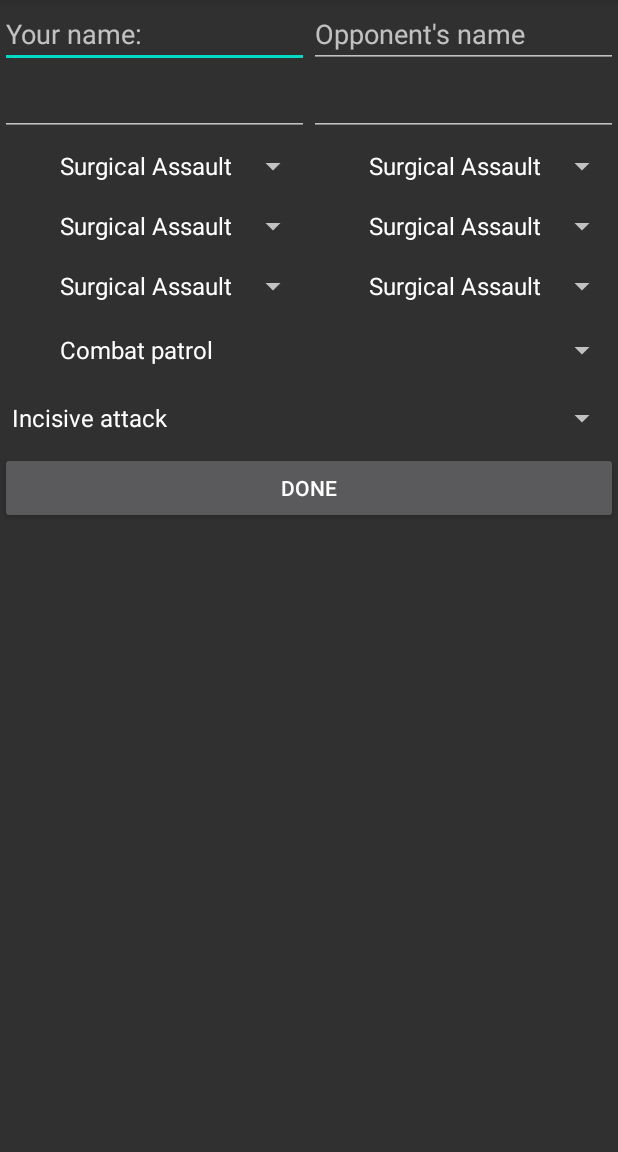
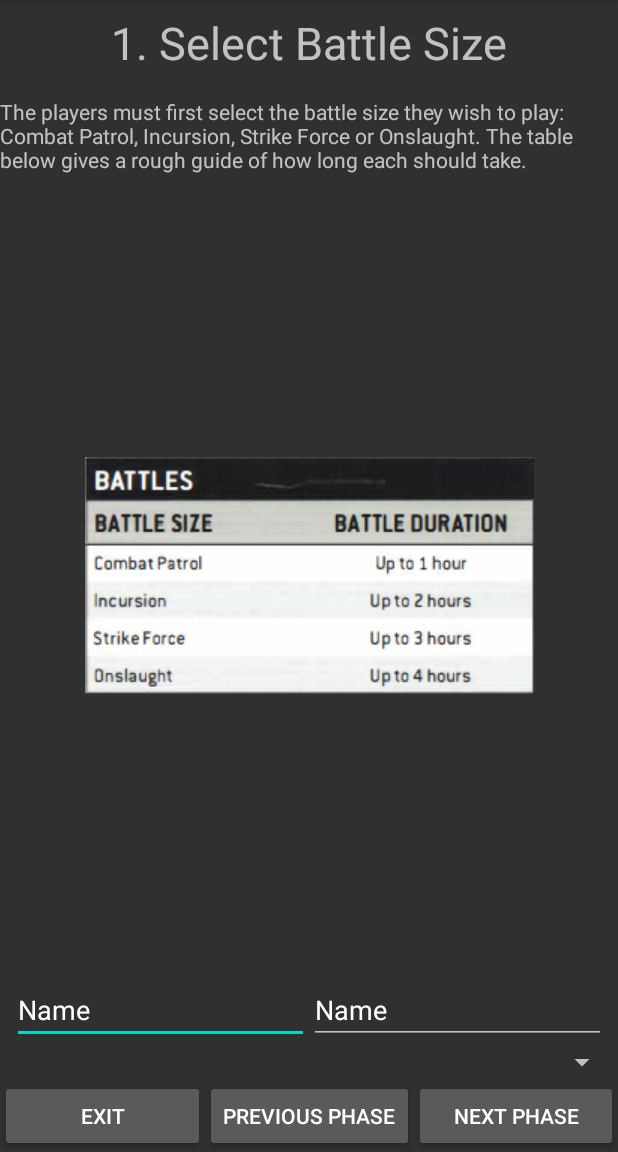
Before and after one commit to zexee24/40k9thScoring, an Android app: the screen it shows after launch (CreateBattle before the commit, CreateBattleSlow after it), after a tap on an icon or button, on a phone screen of 412 x 824 dp, the part 84-1236 px from its top. Run offline under Robolectric (Android 15) with nearby library versions, the phone set to English and light mode, and no system bars; our stand-ins replace Room's generated code; 1 statement that could not run was skipped.

Commit message:
This might not nork

```diff
--- a/app/src/main/AndroidManifest.xml
+++ b/app/src/main/AndroidManifest.xml
@@ -18,7 +18,8 @@
                 <category android:name="android.intent.category.LAUNCHER" />
             </intent-filter>
         </activity>
-        <activity android:name="com.erej.a40k9thScoring.CreateBattle" />
+        <activity android:name="com.erej.a40k9thScoring.CreateBattleFast" />
+        <activity android:name="com.erej.a40k9thScoring.CreateBattleSlow"/>
         <activity android:name="com.erej.a40k9thScoring.PlayGameActivity"
             android:configChanges="orientation|screenSize|keyboardHidden"/>
     </application>
--- a/app/src/main/java/com/erej/a40k9thScoring/CreateBattle.kt
+++ b/app/src/main/java/com/erej/a40k9thScoring/CreateBattleFast.kt
@@ -11,7 +11,7 @@ import com.erej.a40k9thScoring.classes.*
 import kotlinx.android.synthetic.main.createbattle.*
 
 
-class CreateBattle : AppCompatActivity() {
+class CreateBattleFast : AppCompatActivity() {
 
     lateinit var p1Secondary1: Objective
     lateinit var p1Secondary2: Objective
@@ -38,7 +38,7 @@ class CreateBattle : AppCompatActivity() {
         spinnerP1Sec2.adapter = secondaryNameAdapter
         spinnerP1Sec3.adapter = secondaryNameAdapter
 
-        spinnerP2Sec1.adapter = secondaryNameAdapter
+        spinnerP2Secondary1.adapter = secondaryNameAdapter
         spinnerP2Sec2.adapter = secondaryNameAdapter
         spinnerP2Sec3.adapter = secondaryNameAdapter
     }
@@ -111,7 +111,7 @@ class CreateBattle : AppCompatActivity() {
             //P2 Sec 1
 
 
-            spinnerP2Sec1.onItemSelectedListener = object  :  AdapterView.OnItemSelectedListener{
+            spinnerP2Secondary1.onItemSelectedListener = object  :  AdapterView.OnItemSelectedListener{
                 override fun onNothingSelected(p0: AdapterView<*>?){}
 
                 override fun onItemSelected(p0: AdapterView<*>?, p1: View?, position: Int, p3: Long) {
--- /dev/null
+++ b/app/src/main/java/com/erej/a40k9thScoring/CreateBattleSlow.kt
@@ -0,0 +1,70 @@
+package com.erej.a40k9thScoring
+
+import android.content.Intent
+import android.os.Bundle
+import android.os.PersistableBundle
+import androidx.appcompat.app.AppCompatActivity
+import androidx.fragment.app.Fragment
+import com.erej.a40k9thScoring.classes.Battle
+import com.erej.a40k9thScoring.classes.PrimaryList
+import com.erej.a40k9thScoring.createBattleFragments.FragmentSelectBattleSize
+import kotlinx.android.synthetic.main.create_battle_slow.*
+import java.lang.NullPointerException
+
+private lateinit var battleObject :Battle
+
+
+class CreateBattleSlow :AppCompatActivity(){
+
+    private fun getFragment(): Fragment{
+        return when(battleObject.createCounter){
+            -1 -> FragmentSelectBattleSize(battleObject)
+            0 -> FragmentSelectBattleSize(battleObject)
+            else -> throw error("Error in fragment state indexing.")
+        }
+    }
+    override fun onCreate(savedInstanceState: Bundle?) {
+        super.onCreate(savedInstanceState)
+        setContentView(R.layout.create_battle_slow)
+
+        battleObject = try{
+            intent.getSerializableExtra("battle") as Battle
+        } catch (e: TypeCastException){
+            val battle = Battle(null)
+            battle.primaryMission = PrimaryList().missions[0]
+            battle.primaryMissionP1 = PrimaryList().missions[0]
+            battle.primaryMissionP2 = PrimaryList().missions[0]
+            battleViewModel.insert(battle)
+            battle
+        }
+
+        supportFragmentManager.beginTransaction().apply {
+            replace(R.id.flCreateBattleFragment, getFragment())
+        }.commit()
+
+        buttonNext2.setOnClickListener {
+            battleObject.createCounter++
+            supportFragmentManager.beginTransaction().apply {
+                replace(R.id.flCreateBattleFragment, getFragment())
+            }.commit()
+            battleViewModel.update(battleObject)
+        }
+
+        buttonPrevious2.setOnClickListener {
+            battleObject.createCounter--
+            supportFragmentManager.beginTransaction().apply {
+                replace(R.id.flCreateBattleFragment, getFragment())
+            }.commit()
+            battleViewModel.update(battleObject)
+        }
+
+        buttonExit2.setOnClickListener {
+            val intent = Intent(this, MainActivity::class.java)
+            startActivity(intent)
+        }
+
+
+
+
+    }
+}
--- a/app/src/main/java/com/erej/a40k9thScoring/MainActivity.kt
+++ b/app/src/main/java/com/erej/a40k9thScoring/MainActivity.kt
@@ -17,7 +17,10 @@ private lateinit var battleAdapter: BattleRecyclerAdapter
 lateinit var battleViewModel : BattleViewModel
 
 
+val createBattleMethod = CreateBattleSlow::class.java
+
 class MainActivity : AppCompatActivity(), OnBattleClickListener{
+
 
 
     override fun onCreate(savedInstanceState: Bundle?) {
@@ -29,6 +32,7 @@ class MainActivity : AppCompatActivity(), OnBattleClickListener{
 
         // initialise recycler view
         initRecyclerView()
+        val createBattleIntent = Intent(this, createBattleMethod)
 
         //on data update
         battleViewModel.allBattles.observe(this, Observer {battles ->
@@ -39,7 +43,7 @@ class MainActivity : AppCompatActivity(), OnBattleClickListener{
 
         //create new battle
         addNewBattle.setOnClickListener{
-        startActivity(Intent(this,CreateBattle::class.java))
+        startActivity(createBattleIntent)
         }
 
         //delete battle
--- a/app/src/main/java/com/erej/a40k9thScoring/PlayGameActivity.kt
+++ b/app/src/main/java/com/erej/a40k9thScoring/PlayGameActivity.kt
@@ -134,6 +134,12 @@ class PlayGameActivity: AppCompatActivity(), NavigationView.OnNavigationItemSele
         //Fetch the battle date from MainActivity
         battleObject = intent.getSerializableExtra("battle") as Battle
 
+        if (battleObject.createCounter != 10){
+            intent = Intent(this, createBattleMethod)
+            intent.putExtra("battle", battleObject)
+            startActivity(intent)
+        }
+
         drawerBattleMenu.setNavigationItemSelectedListener(this)
 
 
--- a/app/src/main/java/com/erej/a40k9thScoring/classes/Battle.kt
+++ b/app/src/main/java/com/erej/a40k9thScoring/classes/Battle.kt
@@ -30,6 +30,8 @@ class Battle(
     @TypeConverters(PrimaryConverter::class)
     lateinit var primaryMissionP2: Primary
 
+    var createCounter: Int = 0
+
     var roundCounter: Int = 1
     var phaseCounter: Int = 0
     var turn1: Int = 0
@@ -42,11 +44,11 @@ class Battle(
     var p1Vp = 0
     var p2Vp = 0
 
-    lateinit var p1Secondary1: Objective
-    lateinit var p1Secondary2: Objective
-    lateinit var p1Secondary3: Objective
+    var p1Secondary1: Objective = SecondaryList().getSecondaries[0]
+    var p1Secondary2: Objective = SecondaryList().getSecondaries[0]
+    var p1Secondary3: Objective = SecondaryList().getSecondaries[0]
 
-    lateinit var p2Secondary1: Objective
-    lateinit var p2Secondary2: Objective
-    lateinit var p2Secondary3: Objective
+    var p2Secondary1: Objective = SecondaryList().getSecondaries[0]
+    var p2Secondary2: Objective = SecondaryList().getSecondaries[0]
+    var p2Secondary3: Objective = SecondaryList().getSecondaries[0]
 }
--- /dev/null
+++ b/app/src/main/java/com/erej/a40k9thScoring/createBattleFragments/FragmentSelectBattleSize.kt
@@ -0,0 +1,16 @@
+package com.erej.a40k9thScoring.createBattleFragments
+
+import android.os.Bundle
+import android.view.View
+import androidx.fragment.app.Fragment
+import com.erej.a40k9thScoring.R
+import com.erej.a40k9thScoring.battleViewModel
+import com.erej.a40k9thScoring.classes.Battle
+
+class FragmentSelectBattleSize(val battleObject:Battle): Fragment(R.layout.fragment_create_select_battlesize) {
+
+    override fun onViewCreated(view: View, savedInstanceState: Bundle?) {
+        super.onViewCreated(view, savedInstanceState)
+
+    }
+}
--- /dev/null
+++ b/app/src/main/res/layout/create_battle_slow.xml
@@ -0,0 +1,46 @@
+<?xml version="1.0" encoding="utf-8"?>
+<androidx.constraintlayout.widget.ConstraintLayout
+    xmlns:android="http://schemas.android.com/apk/res/android"
+    xmlns:app="http://schemas.android.com/apk/res-auto"
+    xmlns:tools="http://schemas.android.com/tools"
+    android:layout_width="match_parent"
+    android:layout_height="match_parent">
+
+    <Button
+        android:id="@+id/buttonNext2"
+        android:layout_width="0dp"
+        android:layout_height="wrap_content"
+        android:text="@string/next"
+        app:layout_constraintBottom_toBottomOf="parent"
+        app:layout_constraintEnd_toEndOf="parent"
+        app:layout_constraintStart_toEndOf="@id/buttonPrevious2" />
+
+    <Button
+        android:id="@+id/buttonPrevious2"
+        android:layout_width="wrap_content"
+        android:layout_height="wrap_content"
+        android:text="@string/previous"
+        app:layout_constraintBottom_toBottomOf="parent"
+        app:layout_constraintEnd_toStartOf="@+id/buttonNext2"
+        app:layout_constraintStart_toEndOf="@id/buttonExit2" />
+
+    <Button
+        android:id="@+id/buttonExit2"
+        android:layout_width="0dp"
+        android:layout_height="wrap_content"
+        android:text="@string/exit"
+        app:layout_constraintBottom_toBottomOf="parent"
+        app:layout_constraintEnd_toStartOf="@+id/buttonPrevious2"
+        app:layout_constraintStart_toStartOf="parent" />
+
+    <FrameLayout
+        android:id="@+id/flCreateBattleFragment"
+        android:layout_width="0dp"
+        android:layout_height="0dp"
+        app:layout_constraintBottom_toTopOf="@+id/buttonPrevious2"
+        app:layout_constraintEnd_toEndOf="parent"
+        app:layout_constraintStart_toStartOf="parent"
+        app:layout_constraintTop_toTopOf="parent">
+
+    </FrameLayout>
+</androidx.constraintlayout.widget.ConstraintLayout>
--- a/app/src/main/res/layout/createbattle.xml
+++ b/app/src/main/res/layout/createbattle.xml
@@ -5,7 +5,7 @@
     android:layout_height="match_parent">
 
     <Spinner
-        android:id="@+id/spinnerP2Sec1"
+        android:id="@+id/spinnerP2Secondary1"
         android:layout_width="0dp"
         android:layout_height="40dp"
         android:spinnerMode="dialog"
@@ -21,7 +21,7 @@
         android:spinnerMode="dialog"
         app:layout_constraintEnd_toEndOf="parent"
         app:layout_constraintStart_toEndOf="@+id/spinnerP1Sec2"
-        app:layout_constraintTop_toBottomOf="@+id/spinnerP2Sec1" />
+        app:layout_constraintTop_toBottomOf="@+id/spinnerP2Secondary1" />
 
     <Spinner
         android:id="@+id/spinnerP2Sec3"
--- a/app/src/main/res/layout/fragment_create_select_battlesize.xml
+++ b/app/src/main/res/layout/fragment_create_select_battlesize.xml
@@ -29,9 +29,10 @@
 
     <ImageView
         android:id="@+id/imageView"
-        android:layout_width="0dp"
-        android:layout_height="0dp"
-        app:layout_constraintBottom_toTopOf="@+id/spinnerSelectBattleSize"
+        android:layout_width="wrap_content"
+        android:layout_height="wrap_content"
+        android:adjustViewBounds="true"
+        app:layout_constraintBottom_toTopOf="@+id/editTextP1Name"
         app:layout_constraintEnd_toEndOf="parent"
         app:layout_constraintStart_toStartOf="parent"
         app:layout_constraintTop_toBottomOf="@+id/textView2"
@@ -39,11 +40,37 @@
 
     <Spinner
         android:id="@+id/spinnerSelectBattleSize"
-        android:layout_width="391dp"
+        android:layout_width="0dp"
         android:layout_height="wrap_content"
         android:spinnerMode="dropdown"
         app:layout_constraintBottom_toBottomOf="parent"
         app:layout_constraintEnd_toEndOf="parent"
         app:layout_constraintStart_toStartOf="parent" />
 
+    <EditText
+        android:id="@+id/editTextP1Name"
+        android:layout_width="0dp"
+        android:layout_height="wrap_content"
+        android:layout_marginStart="8dp"
+        android:layout_marginLeft="8dp"
+        android:ems="10"
+        android:inputType="textPersonName"
+        android:text="Name"
+        app:layout_constraintBottom_toTopOf="@+id/spinnerSelectBattleSize"
+        app:layout_constraintEnd_toStartOf="@id/editTextP2Name"
+        app:layout_constraintStart_toStartOf="parent" />
+
+    <EditText
+        android:id="@+id/editTextP2Name"
+        android:layout_width="0dp"
+        android:layout_height="wrap_content"
+        android:layout_marginEnd="8dp"
+        android:layout_marginRight="8dp"
+        android:ems="10"
+        android:inputType="textPersonName"
+        android:text="Name"
+        app:layout_constraintBottom_toTopOf="@+id/spinnerSelectBattleSize"
+        app:layout_constraintEnd_toEndOf="parent"
+        app:layout_constraintStart_toEndOf="@+id/editTextP1Name" />
+
 </androidx.constraintlayout.widget.ConstraintLayout>
```
Also changed, not shown: app/src/main/res/layout/fragment_create_base.xml (added, +40 -0 lines), app/src/main/res/layout/fragment_create_choose_deployment_zone.xml (added, +30 -0 lines), app/src/main/res/layout/fragment_create_declare_reserves_and_transports.xml (added, +30 -0 lines), app/src/main/res/layout/fragment_create_deploy_armies.xml (added, +30 -0 lines), app/src/main/res/layout/fragment_create_determine_attacker_and_defender.xml (added, +51 -0 lines), app/src/main/res/layout/fragment_create_determine_first_turn.xml (added, +38 -0 lines), app/src/main/res/layout/fragment_create_muster_armies.xml (+45 -2 lines), app/src/main/res/layout/fragment_create_resolve_pre_battle_abilities.xml (added, +30 -0 lines), app/src/main/res/layout/fragment_create_select_secondaries.xml (added, +91 -0 lines).
